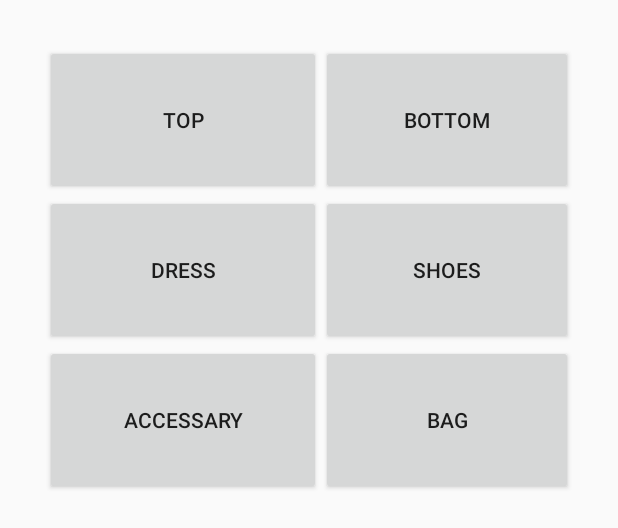
After one commit to jiaonizhou/mobile-app-look, an Android app: the layout closet_view.xml on its own in the app's theme, with its tools: preview values and no code run, on a phone screen of 412 x 824 dp. The commit adds this screen. Shown: the top 528 px of the screen. Run offline under Robolectric (Android 15) with nearby library versions, the phone set to English and light mode, and no system bars.

Commit message:
closet done

```diff
--- a/app/build.gradle
+++ b/app/build.gradle
@@ -6,7 +6,7 @@ android {
 
     defaultConfig {
         applicationId "mobile.mycloset"
-        minSdkVersion 15
+        minSdkVersion 16
         targetSdkVersion 23
         versionCode 1
         versionName "1.0"
--- a/app/src/main/AndroidManifest.xml
+++ b/app/src/main/AndroidManifest.xml
@@ -17,7 +17,6 @@
                 <category android:name="android.intent.category.LAUNCHER" />
             </intent-filter>
         </activity>
-        <activity android:name=".Closet" />
         <activity android:name=".ViewCloset" />
         <activity android:name=".AddCloth"></activity>
     </application>
--- a/app/src/main/java/mobile/mycloset/MainActivity.java
+++ b/app/src/main/java/mobile/mycloset/MainActivity.java
@@ -73,6 +73,8 @@ public class MainActivity extends AppCompatActivity {
                 if (!wasSelected) {
                     if (position == 0) {
                         currentFragment = TodayFragment.getInstance();
+                    } else if (position == 1) {
+                        currentFragment = ClosetFragment.getInstance();
                     }
                     fragmentManager.beginTransaction()
                             .replace(R.id.fragment_container, currentFragment)
--- a/app/src/main/java/mobile/mycloset/model/Apparel.java
+++ b/app/src/main/java/mobile/mycloset/model/Apparel.java
@@ -2,6 +2,7 @@ package mobile.mycloset.model;
 
 
 import android.app.Activity;
+import android.content.Context;
 import android.graphics.drawable.Drawable;
 
 import java.util.List;
@@ -21,7 +22,7 @@ public class Apparel {
                 temperature <= maxTemp;
     }
 
-    public int getResourceId(Activity context) {
+    public int getResourceId(Context context) {
         return context.getResources()
                 .getIdentifier(imageName, "drawable", context.getPackageName());
     }
--- /dev/null
+++ b/app/src/main/res/layout/closet_view.xml
@@ -0,0 +1,66 @@
+<?xml version="1.0" encoding="utf-8"?>
+<TableLayout xmlns:android="http://schemas.android.com/apk/res/android"
+    android:layout_width="match_parent"
+    android:layout_height="wrap_content"
+    android:padding="30dp"
+    >
+    <TableRow
+        android:layout_height="wrap_content"
+        android:layout_width="wrap_content"
+        android:orientation="horizontal"
+        >
+        <Button
+            android:id="@+id/topCloset"
+            android:text="Top"
+            android:layout_height="100dp"
+            android:layout_weight="1"
+        >
+        </Button>
+        <Button
+            android:id="@+id/bottomCloset"
+            android:text="Bottom"
+            android:layout_height="100dp"
+            android:layout_weight="1"
+        >
+        </Button>
+    </TableRow>
+
+    <TableRow
+        android:layout_height="wrap_content"
+        android:layout_width="match_parent"
+        android:orientation="horizontal"
+        >
+        <Button
+            android:id="@+id/dressCloset"
+            android:text="Dress"
+            android:layout_height="100dp"
+            android:layout_weight="1">
+        </Button>
+        <Button
+            android:id="@+id/shoeCloset"
+            android:text="Shoes"
+            android:layout_height="100dp"
+            android:layout_weight="1">
+        </Button>
+    </TableRow>
+
+    <TableRow
+        android:layout_height="wrap_content"
+        android:layout_width="match_parent"
+        android:orientation="horizontal"
+        >
+        <Button
+            android:id="@+id/accessaryCloset"
+            android:text="Accessary"
+            android:layout_height="100dp"
+            android:layout_weight="1">
+        </Button>
+        <Button
+            android:id="@+id/bagCloset"
+            android:text="Bag"
+            android:layout_height="100dp"
+            android:layout_weight="1">
+        </Button>
+    </TableRow>
+
+</TableLayout>
```
Also changed, not shown: app/src/main/java/mobile/mycloset/Closet.java (deleted, +0 -48 lines), app/src/main/java/mobile/mycloset/ClosetAdapter.java (+13 -6 lines), app/src/main/java/mobile/mycloset/ClosetFragment.java (added, +94 -0 lines), app/src/main/java/mobile/mycloset/ClosetListFragment.java (added, +50 -0 lines), app/src/main/java/mobile/mycloset/model/Closet.java (+18 -0 lines), app/src/main/java/mobile/mycloset/model/WeatherParser.java (+12 -12 lines), app/src/main/res/layout/closet_list_view.xml (added, +31 -0 lines), 3 other files.
